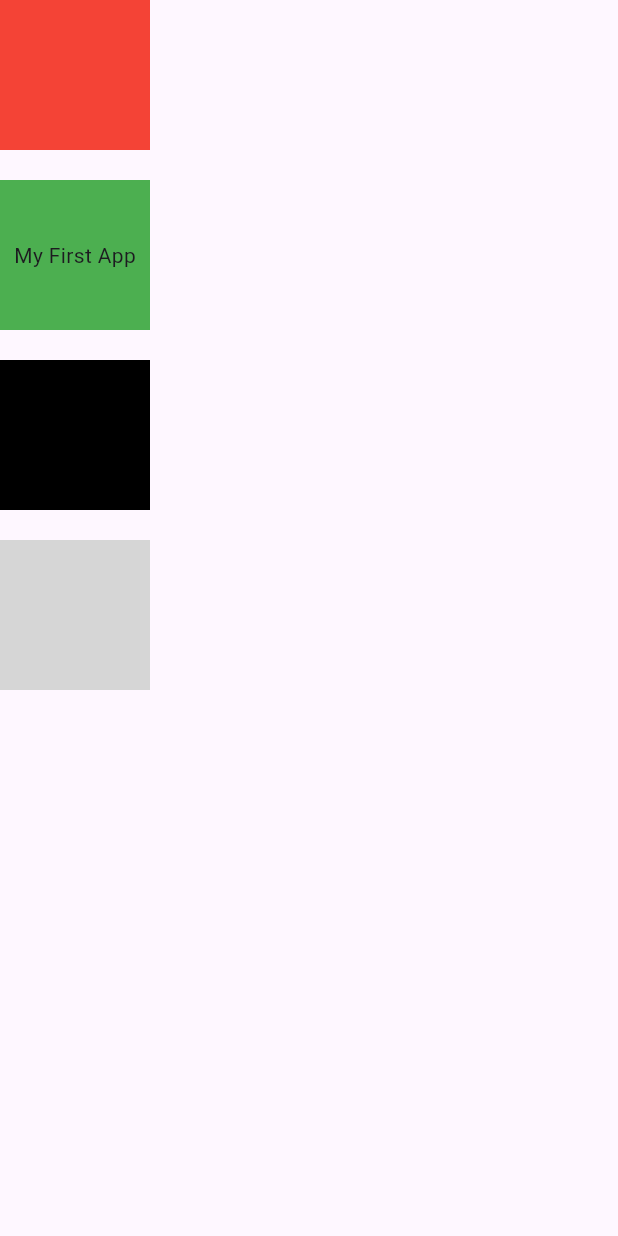
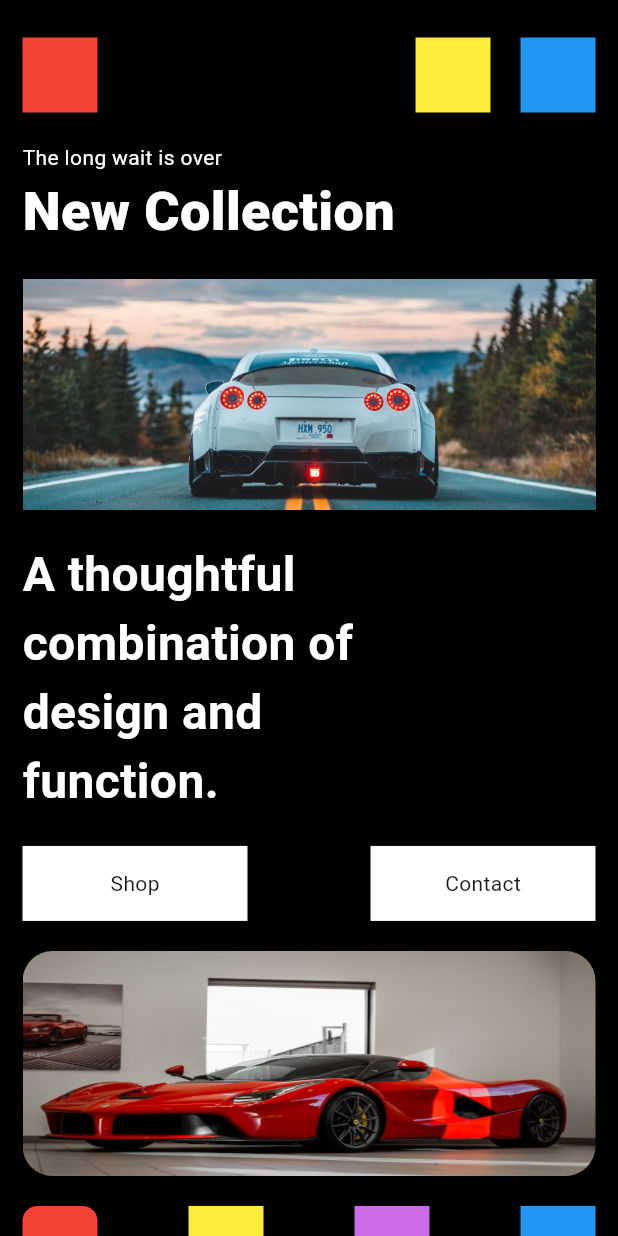
Before and after one commit to kavindu0755/my_first_app, a Flutter app: the screen it shows after launch, on a phone screen of 412 x 824 dp. Run offline on Flutter 3.47's test engine with Material 3 defaults, Android fonts, the phone set to English and light mode, and no system bars; grey boxes are pictures that could not be loaded.

Commit message:
DO HOME WORK

```diff
--- /dev/null
+++ b/lib/first_screen.dart
@@ -0,0 +1,153 @@
+import 'package:flutter/material.dart';
+import 'package:flutter_application_first/second_screen.dart';
+
+class FirstScreen extends StatelessWidget {
+  const FirstScreen({super.key});
+
+  @override
+  Widget build(BuildContext context) {
+    return Scaffold(
+      backgroundColor: Colors.black,
+      body: SingleChildScrollView(
+        child: Padding(
+          padding: const EdgeInsets.symmetric(horizontal: 15, vertical: 25),
+          child: Column(
+            crossAxisAlignment: CrossAxisAlignment.start,
+            children: [
+              Row(
+                mainAxisAlignment: MainAxisAlignment.spaceBetween,
+                children: [
+                  Container(
+                    width: 50,
+                    height: 50,
+                    color: Colors.red,
+                  ),
+                  Row(
+                    children: [
+                      Container(
+                        width: 50,
+                        height: 50,
+                        color: Colors.yellow,
+                      ),
+                      const SizedBox(
+                        width: 20,
+                      ),
+                      Container(
+                        width: 50,
+                        height: 50,
+                        color: Colors.blue,
+                      ),
+                    ],
+                  ),
+                ],
+              ),
+              const SizedBox(
+                height: 20,
+              ),
+              const Text(
+                "The long wait is over",
+                style: TextStyle(color: Colors.white),
+              ),
+              const Text(
+                "New Collection",
+                style: TextStyle(
+                    color: Colors.white,
+                    fontSize: 36,
+                    fontWeight: FontWeight.w800),
+              ),
+              const SizedBox(
+                height: 20,
+              ),
+              Image.asset("assets/images/car1.png"),
+              const SizedBox(
+                height: 20,
+              ),
+              const SizedBox(
+                width: 250,
+                child: Text(
+                  "A thoughtful combination of design and function. ",
+                  style: TextStyle(
+                      color: Colors.white,
+                      fontSize: 32,
+                      fontWeight: FontWeight.bold),
+                ),
+              ),
+              const SizedBox(
+                height: 20,
+              ),
+              Row(
+                mainAxisAlignment: MainAxisAlignment.spaceBetween,
+                children: [
+                  InkWell(
+                    onTap: () {
+                      Navigator.push(
+                          context,
+                          MaterialPageRoute(
+                              builder: (context) => const SecondScreen()));
+                    },
+                    child: Container(
+                      width: 150,
+                      height: 50,
+                      color: Colors.white,
+                      child: const Center(child: Text("Shop")),
+                    ),
+                  ),
+                  Container(
+                    width: 150,
+                    height: 50,
+                    color: Colors.white,
+                    child: const Center(child: Text("Contact")),
+                  ),
+                ],
+              ),
+              const SizedBox(
+                height: 20,
+              ),
+              ClipRRect(
+                borderRadius: BorderRadius.circular(20),
+                child: Image.asset(
+                  "assets/images/car2.jpg",
+                  width: 400,
+                  height: 150,
+                  fit: BoxFit.fill,
+                ),
+              ),
+              const SizedBox(
+                height: 20,
+              ),
+              Row(
+                mainAxisAlignment: MainAxisAlignment.spaceBetween,
+                children: [
+                  Container(
+                    width: 50,
+                    height: 50,
+                    decoration: const BoxDecoration(
+                        color: Colors.red,
+                        borderRadius: BorderRadius.only(
+                            topLeft: Radius.circular(10),
+                            topRight: Radius.circular(10))),
+                  ),
+                  Container(
+                    width: 50,
+                    height: 50,
+                    color: Colors.yellow,
+                  ),
+                  Container(
+                    width: 50,
+                    height: 50,
+                    color: const Color(0xFFcb6ce6),
+                  ),
+                  Container(
+                    width: 50,
+                    height: 50,
+                    color: Colors.blue,
+                  ),
+                ],
+              )
+            ],
+          ),
+        ),
+      ),
+    );
+  }
+}
--- a/lib/main.dart
+++ b/lib/main.dart
@@ -1,4 +1,5 @@
 import 'package:flutter/material.dart';
+import 'package:flutter_application_first/first_screen.dart';
 
 void main() {
   runApp(const MyApp());
@@ -9,44 +10,6 @@ class MyApp extends StatelessWidget {
 
   @override
   Widget build(BuildContext context) {
-    return MaterialApp(
-      home: Scaffold(
-        body: Column(
-          mainAxisAlignment: MainAxisAlignment.start,
-          children: [
-            Container(
-              width: 100,
-              height: 100,
-              color: Colors.red,
-            ),
-            SizedBox(
-              height: 20,
-            ),
-            Container(
-              width: 100,
-              height: 100,
-              color: Colors.green,
-              child: Center(child: Text("My First App")),
-            ),
-            SizedBox(
-              height: 20,
-            ),
-            Container(
-              width: 100,
-              height: 100,
-              color: Colors.black,
-            ),
-            SizedBox(
-              height: 20,
-            ),
-            Image.network(
-                width: 100,
-                height: 100,
-                fit: BoxFit.cover,
-                "https://plus.unsplash.com/premium_photo-1683121366070-5ceb7e007a97?q=80&w=1770&auto=format&fit=crop&ixlib=rb-4.0.3&ixid=M3wxMjA3fDB8MHxwaG90by1wYWdlfHx8fGVufDB8fHx8fA%3D%3D")
-          ],
-        ),
-      ),
-    );
+    return const MaterialApp(home: FirstScreen());
   }
 }
--- /dev/null
+++ b/lib/second_screen.dart
@@ -0,0 +1,14 @@
+import 'package:flutter/material.dart';
+
+class SecondScreen extends StatelessWidget {
+  const SecondScreen({super.key});
+
+  @override
+  Widget build(BuildContext context) {
+    return const Scaffold(
+      body: Center(
+        child: Text("Second Screen"),
+      ),
+    );
+  }
+}
--- a/pubspec.yaml
+++ b/pubspec.yaml
@@ -59,9 +59,9 @@ flutter:
   uses-material-design: true
 
   # To add assets to your application, add an assets section, like this:
-  # assets:
-  #   - images/a_dot_burr.jpeg
-  #   - images/a_dot_ham.jpeg
+  assets:
+    - assets/images/car1.png
+    - assets/images/car2.jpg
 
   # An image asset can refer to one or more resolution-specific "variants", see
   # https://flutter.dev/assets-and-images/#resolution-aware
```
Also changed, not shown: assets/images/car1.png (added), assets/images/car2.jpg (added).
